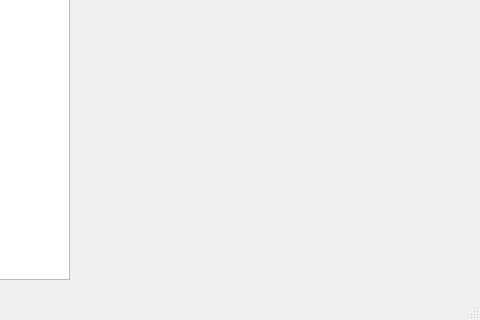
This is mainwindow.ui in bogdanov-d-a/TableEditor as Qt 5 draws it before an edit; both pictures show x 330 to 810 and y 280 to 600 of the 810 by 600 pixel window. The edited form follows.
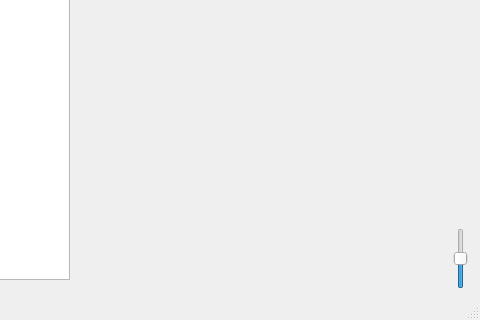
This is the edited form.

Commit message: Add slider for angle change

What changed in the file:
```diff
--- a/mainwindow.ui
+++ b/mainwindow.ui
@@ -24,6 +24,25 @@
      </rect>
     </property>
    </widget>
+   <widget class="QSlider" name="angleSlider">
+    <property name="geometry">
+     <rect>
+      <x>780</x>
+      <y>489</y>
+      <width>22</width>
+      <height>61</height>
+     </rect>
+    </property>
+    <property name="maximum">
+     <number>100</number>
+    </property>
+    <property name="value">
+     <number>50</number>
+    </property>
+    <property name="orientation">
+     <enum>Qt::Vertical</enum>
+    </property>
+   </widget>
   </widget>
   <widget class="QMenuBar" name="menubar">
    <property name="geometry">
```
The commit also changes 3 other files.
